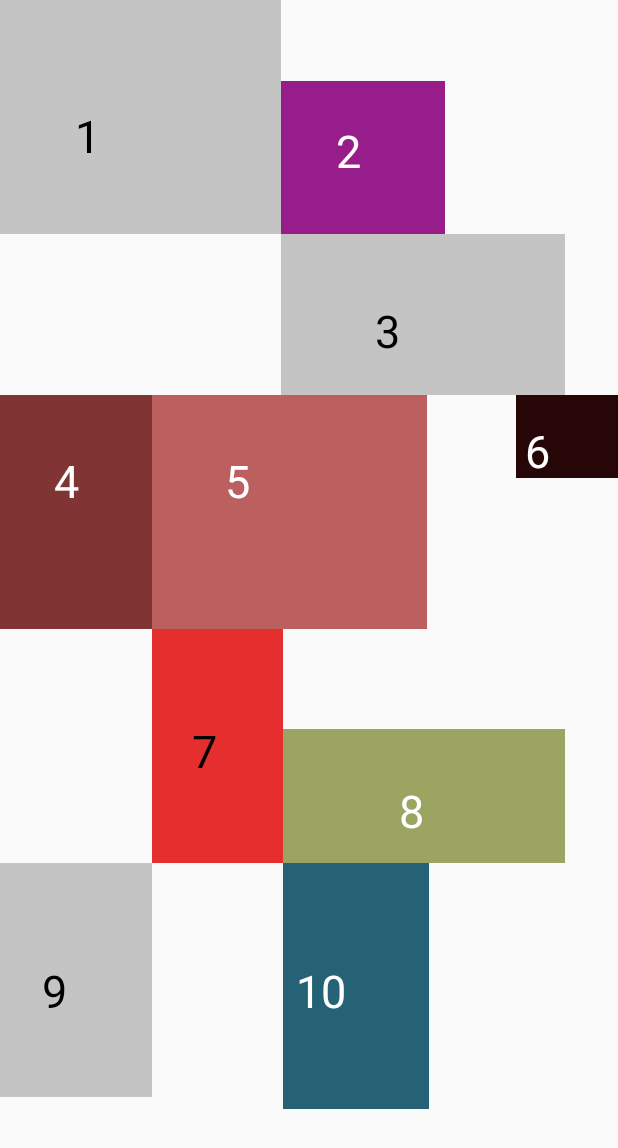
After one commit to nguyenducdung/Android23, an Android app: the layout buoi2_layout1.xml on its own in the app's theme, with its tools: preview values and no code run, on a phone screen of 412 x 824 dp. The commit adds this screen. Shown: the top 1148 px of the screen. Run offline under Robolectric (Android 15) with nearby library versions, the phone set to English and light mode, and no system bars.

Commit message:
btvn buoi2

```diff
--- a/app/src/main/java/com/dungnd/android23/CodeFresherActivity.java
+++ b/app/src/main/java/com/dungnd/android23/CodeFresherActivity.java
@@ -9,6 +9,6 @@ public class CodeFresherActivity extends AppCompatActivity {
     @Override
     protected void onCreate(Bundle savedInstanceState) {
         super.onCreate(savedInstanceState);
-        setContentView(R.layout.buoi2_layout1);
+        setContentView(R.layout.buoi2_layout2);
     }
 }
--- /dev/null
+++ b/app/src/main/res/layout/buoi2_layout1.xml
@@ -0,0 +1,182 @@
+<?xml version="1.0" encoding="utf-8"?>
+<RelativeLayout xmlns:android="http://schemas.android.com/apk/res/android"
+    xmlns:app="http://schemas.android.com/apk/res-auto"
+    xmlns:tools="http://schemas.android.com/tools"
+    android:layout_width="match_parent"
+    android:layout_height="match_parent"
+    tools:context=".CodeFresherActivity">
+
+    <View
+        android:id="@+id/view1"
+        android:layout_width="187dp"
+        android:layout_height="156dp"
+        android:layout_alignParentStart="true"
+        android:layout_alignParentTop="true"
+        android:background="#C4C4C4" />
+
+    <TextView
+        android:id="@+id/tv1"
+        android:layout_width="17dp"
+        android:layout_height="40dp"
+        android:layout_marginLeft="50dp"
+        android:layout_marginTop="70dp"
+        android:text="1"
+        android:textColor="#000000"
+        android:textSize="30dp" />
+
+    <View
+        android:id="@+id/view2"
+        android:layout_width="109dp"
+        android:layout_height="102dp"
+        android:layout_alignBottom="@+id/view1"
+        android:layout_toEndOf="@+id/view1"
+        android:background="#961D8A" />
+
+    <TextView
+        android:id="@+id/tv2"
+        android:layout_width="17dp"
+        android:layout_height="80dp"
+        android:layout_marginLeft="224dp"
+        android:layout_marginTop="80dp"
+        android:text="2"
+        android:textColor="#FFFFFF"
+        android:textSize="30dp" />
+
+    <View
+        android:id="@+id/view3"
+        android:layout_width="189dp"
+        android:layout_height="107dp"
+        android:layout_below="@id/view1"
+        android:layout_alignStart="@id/view2"
+        android:background="#C4C4C4" />
+    <TextView
+        android:id="@+id/tv3"
+        android:text="3"
+        android:layout_width="17dp"
+        android:layout_height="40dp"
+        android:textSize="30dp"
+        android:textColor="#000000"
+        android:layout_marginTop="200dp"
+        android:layout_marginLeft="250dp" />
+
+    <View
+        android:id="@+id/view6"
+        android:layout_width="68dp"
+        android:layout_height="55dp"
+        android:layout_below="@id/view3"
+        android:layout_alignParentEnd="true"
+        android:background="#260606" />
+
+    <TextView
+        android:id="@+id/tv6"
+        android:layout_width="17dp"
+        android:layout_height="40dp"
+        android:layout_marginLeft="350dp"
+        android:layout_marginTop="280dp"
+        android:text="6"
+        android:textColor="#FFFFFF"
+        android:textSize="30dp" />
+
+    <View
+        android:id="@+id/view4"
+        android:layout_width="101dp"
+        android:layout_height="156dp"
+        android:layout_below="@id/view3"
+        android:layout_alignParentStart="true"
+        android:background="#813434" />
+    <TextView
+        android:id="@+id/tv4"
+        android:text="4"
+        android:layout_width="17dp"
+        android:layout_height="40dp"
+        android:layout_marginLeft="36dp"
+        android:layout_marginTop="300dp"
+        android:textColor="#FFFFFF"
+        android:textSize="30dp" />
+
+    <View
+        android:id="@+id/view5"
+        android:layout_width="183dp"
+        android:layout_height="156dp"
+        android:layout_alignTop="@id/view4"
+        android:layout_toEndOf="@id/view4"
+        android:background="#BC5F5F" />
+    <TextView
+        android:id="@+id/tv5"
+        android:text="5"
+        android:textSize="30dp"
+        android:layout_width="17dp"
+        android:layout_height="40dp"
+        android:layout_marginTop="300dp"
+        android:layout_marginLeft="150dp"
+        android:textColor="#FFFFFF"/>
+
+    <View
+        android:id="@+id/view7"
+        android:layout_width="87dp"
+        android:layout_height="156dp"
+        android:background="#E52F2F"
+        android:layout_below="@id/view5"
+        android:layout_toEndOf="@id/view4" />
+    <TextView
+        android:id="@+id/tv7"
+        android:text="7"
+        android:textSize="30dp"
+        android:textColor="#000000"
+        android:layout_width="17dp"
+        android:layout_height="40dp"
+        android:layout_marginTop="480dp"
+        android:layout_marginLeft="128dp"/>
+
+    <View
+        android:id="@+id/view8"
+        android:layout_width="188dp"
+        android:layout_height="89dp"
+        android:background="#9BA561"
+        android:layout_alignBottom="@id/view7"
+        android:layout_toEndOf="@id/view7" />
+    <TextView
+        android:id="@+id/tv8"
+        android:text="8"
+        android:textSize="30dp"
+        android:textColor="#FFFFFF"
+        android:layout_width="17dp"
+        android:layout_height="40dp"
+        android:layout_marginLeft="266dp"
+        android:layout_marginTop="520dp"/>
+
+    <View
+        android:id="@+id/view9"
+        android:layout_width="101dp"
+        android:layout_height="156dp"
+        android:layout_below="@id/view7"
+        android:layout_alignParentStart="true"
+        android:background="#C4C4C4" />
+    <TextView
+        android:id="@+id/tv9"
+        android:text="9"
+        android:textSize="30dp"
+        android:textColor="#000000"
+        android:layout_width="17dp"
+        android:layout_height="40dp"
+        android:layout_marginTop="640dp"
+        android:layout_marginLeft="28dp"/>
+
+    <View
+        android:id="@+id/view10"
+        android:layout_width="97dp"
+        android:layout_height="164dp"
+        android:background="#256275"
+        android:layout_below="@id/view8"
+        android:layout_alignStart="@id/view8"/>
+    <TextView
+        android:id="@+id/tv10"
+        android:text="10"
+        android:textSize="30dp"
+        android:textColor="#FFFFFF"
+        android:layout_width="34dp"
+        android:layout_height="40dp"
+        android:layout_marginLeft="197dp"
+        android:layout_marginTop="640dp"/>
+
+</RelativeLayout>
```
Also changed, not shown: app/src/main/res/layout/buoi2_layout2.xml (added, +106 -0 lines), app/src/main/res/layout/buoi2_layout3.xml (added, +89 -0 lines).
